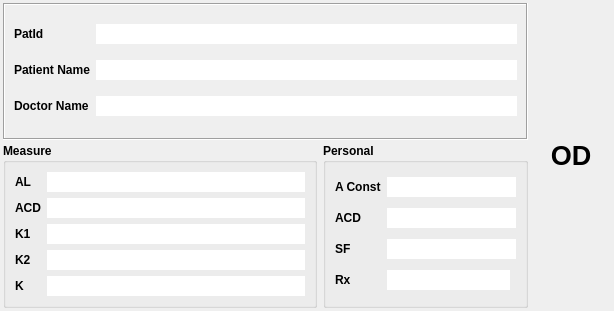
Above: calculator_patient.ui from siborion/siborion_american_scan before the change. Below: the same form after it.
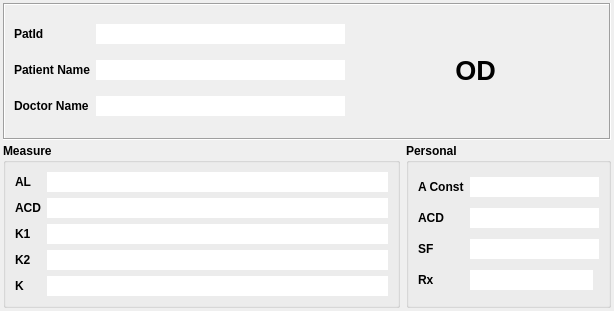
That is the form after the change. Custom widgets are drawn as their Qt base class.

Diff of the .ui file:
```diff
--- a/calculator_patient.ui
+++ b/calculator_patient.ui
@@ -199,6 +199,33 @@
         </property>
        </widget>
       </item>
+      <item row="0" column="2" rowspan="3">
+       <widget class="QPushButton" name="pbSide">
+        <property name="sizePolicy">
+         <sizepolicy hsizetype="Expanding" vsizetype="Expanding">
+          <horstretch>0</horstretch>
+          <verstretch>0</verstretch>
+         </sizepolicy>
+        </property>
+        <property name="font">
+         <font>
+          <pointsize>20</pointsize>
+          <weight>75</weight>
+          <bold>true</bold>
+          <stylestrategy>PreferAntialias</stylestrategy>
+         </font>
+        </property>
+        <property name="text">
+         <string>OD</string>
+        </property>
+        <property name="default">
+         <bool>true</bool>
+        </property>
+        <property name="flat">
+         <bool>true</bool>
+        </property>
+       </widget>
+      </item>
      </layout>
     </widget>
    </item>
@@ -317,33 +344,6 @@
      </layout>
     </widget>
    </item>
-   <item row="0" column="3" rowspan="2">
-    <widget class="QPushButton" name="pbSide">
-     <property name="sizePolicy">
-      <sizepolicy hsizetype="Expanding" vsizetype="Expanding">
-       <horstretch>0</horstretch>
-       <verstretch>0</verstretch>
-      </sizepolicy>
-     </property>
-     <property name="font">
-      <font>
-       <pointsize>20</pointsize>
-       <weight>75</weight>
-       <bold>true</bold>
-       <stylestrategy>PreferAntialias</stylestrategy>
-      </font>
-     </property>
-     <property name="text">
-      <string>OD</string>
-     </property>
-     <property name="default">
-      <bool>true</bool>
-     </property>
-     <property name="flat">
-      <bool>true</bool>
-     </property>
-    </widget>
-   </item>
   </layout>
  </widget>
  <customwidgets>
```
Left out of the diff: 14 changed lines with no effect on the pictures.
